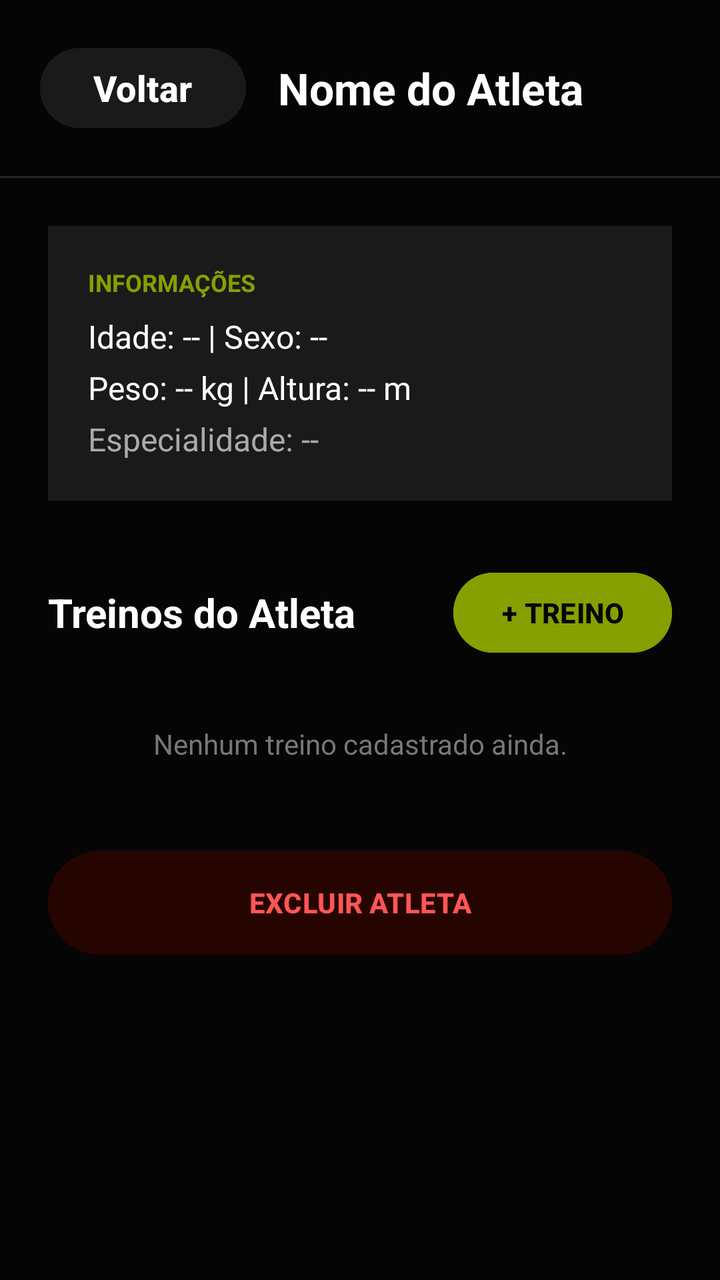
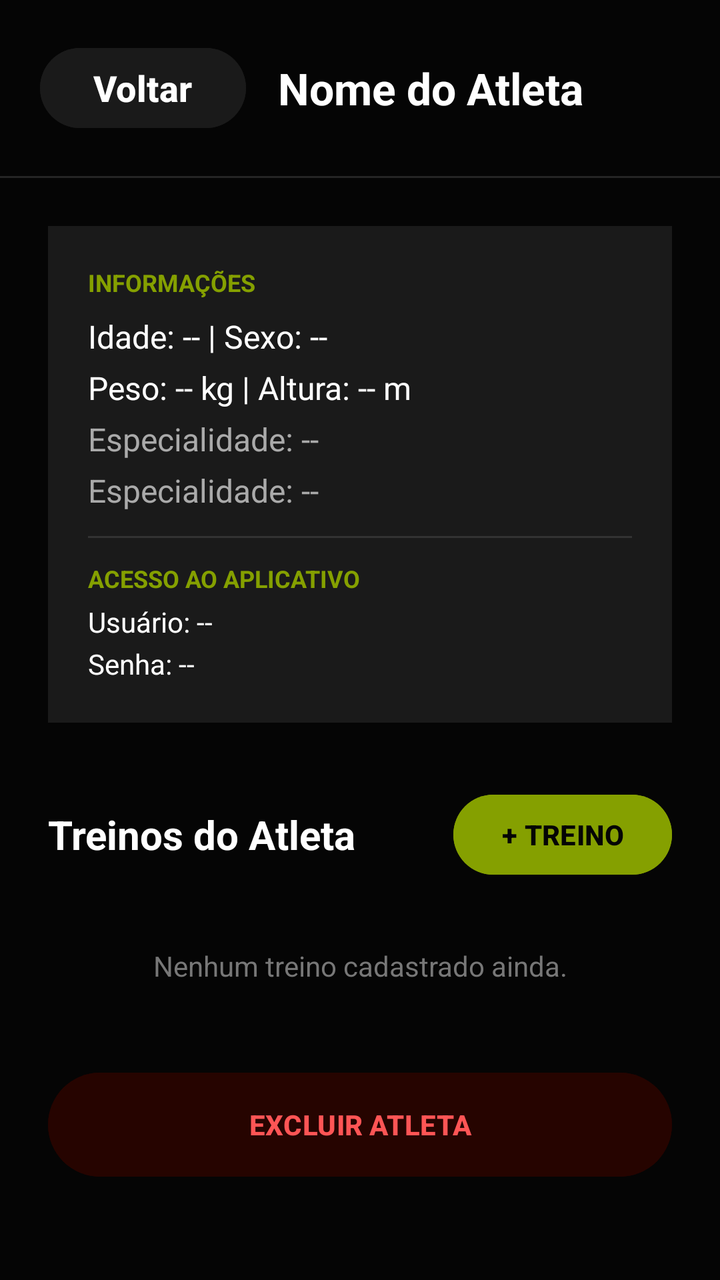

Screens rendered from an Android XML layout before and after an edit, with the pre-edit source and the edit as a unified diff.
<!-- AndroidManifest.xml: application theme Theme.ZenithApp -->
<!-- res/layout/activity_perfil_atleta.xml -->
<?xml version="1.0" encoding="utf-8"?>
<androidx.constraintlayout.widget.ConstraintLayout xmlns:android="http://schemas.android.com/apk/res/android"
    xmlns:app="http://schemas.android.com/apk/res-auto"
    xmlns:tools="http://schemas.android.com/tools"
    android:layout_width="match_parent"
    android:layout_height="match_parent"
    android:background="#050505"
    tools:context=".PerfilAtleta">

    
    <LinearLayout
        android:id="@+id/headerPerfil"
        android:layout_width="match_parent"
        android:layout_height="wrap_content"
        android:gravity="center_vertical"
        android:orientation="horizontal"
        android:padding="20dp"
        app:layout_constraintEnd_toEndOf="parent"
        app:layout_constraintStart_toStartOf="parent"
        app:layout_constraintTop_toTopOf="parent">

        <Button
            android:id="@+id/btnVoltarPerfil"
            android:layout_width="103dp"
            android:layout_height="48dp"
            android:backgroundTint="#1A1A1A"
            android:text="Voltar"
            android:textColor="#FFFFFF"
            android:textSize="18sp"
            android:textStyle="bold" />

        
        <TextView
            android:id="@+id/tvNomePerfilHeader"
            android:layout_width="wrap_content"
            android:layout_height="wrap_content"
            android:layout_marginStart="16dp"
            android:text="Nome do Atleta"
            android:textColor="#FFFFFF"
            android:textSize="22sp"
            android:textStyle="bold" />
    </LinearLayout>

    <View
        android:id="@+id/linhaDivisoria"
        android:layout_width="match_parent"
        android:layout_height="1dp"
        android:background="#252525"
        app:layout_constraintTop_toBottomOf="@+id/headerPerfil" />

    <ScrollView
        android:layout_width="match_parent"
        android:layout_height="0dp"
        android:fillViewport="true"
        app:layout_constraintBottom_toBottomOf="parent"
        app:layout_constraintTop_toBottomOf="@+id/linhaDivisoria">

        <LinearLayout
            android:layout_width="match_parent"
            android:layout_height="wrap_content"
            android:orientation="vertical"
            android:padding="24dp">

            
            <LinearLayout
                android:layout_width="match_parent"
                android:layout_height="wrap_content"
                android:background="#1A1A1A"
                android:orientation="vertical"
                android:padding="20dp">

                <TextView
                    android:layout_width="wrap_content"
                    android:layout_height="wrap_content"
                    android:text="INFORMAÇÕES"
                    android:textColor="#85A000"
                    android:textSize="12sp"
                    android:textStyle="bold" />

                <TextView
                    android:id="@+id/tvIdadeSexo"
                    android:layout_width="match_parent"
                    android:layout_height="wrap_content"
                    android:layout_marginTop="8dp"
                    android:text="Idade: -- | Sexo: --"
                    android:textColor="#FFFFFF"
                    android:textSize="16sp" />

                <TextView
                    android:id="@+id/tvPesoAltura"
                    android:layout_width="match_parent"
                    android:layout_height="wrap_content"
                    android:layout_marginTop="4dp"
                    android:text="Peso: -- kg | Altura: -- m"
                    android:textColor="#FFFFFF"
                    android:textSize="16sp" />

                <TextView
                    android:id="@+id/tvPosicao"
                    android:layout_width="match_parent"
                    android:layout_height="wrap_content"
                    android:layout_marginTop="4dp"
                    android:text="Especialidade: --"
                    android:textColor="#AAAAAA"
                    android:textSize="16sp" />
            </LinearLayout>

            
            <LinearLayout
                android:layout_width="match_parent"
                android:layout_height="wrap_content"
                android:layout_marginTop="32dp"
                android:gravity="center_vertical"
                android:orientation="horizontal">

                <TextView
                    android:layout_width="0dp"
                    android:layout_height="wrap_content"
                    android:layout_weight="1"
                    android:text="Treinos do Atleta"
                    android:textColor="#FFFFFF"
                    android:textSize="20sp"
                    android:textStyle="bold" />

                
                <Button
                    android:id="@+id/btnNovoTreino"
                    android:layout_width="wrap_content"
                    android:layout_height="48dp"
                    android:backgroundTint="#85A000"
                    android:text="+ TREINO"
                    android:textColor="#050505"
                    android:textSize="14sp"
                    android:textStyle="bold" />
            </LinearLayout>

            
            <LinearLayout
                android:id="@+id/containerTreinosPerfil"
                android:layout_width="match_parent"
                android:layout_height="wrap_content"
                android:layout_marginTop="16dp"
                android:orientation="vertical">

                <TextView
                    android:layout_width="match_parent"
                    android:layout_height="wrap_content"
                    android:layout_marginTop="16dp"
                    android:text="Nenhum treino cadastrado ainda."
                    android:textAlignment="center"
                    android:textColor="#777777"
                    android:textSize="14sp" />
            </LinearLayout>

            <Button
                android:id="@+id/btnExcluirAtleta"
                android:layout_width="match_parent"
                android:layout_height="60dp"
                android:layout_marginTop="40dp"
                android:layout_marginBottom="16dp"
                android:backgroundTint="#260400"
                android:text="EXCLUIR ATLETA"
                android:textColor="#FF5555"
                android:textSize="14sp"
                android:textStyle="bold" />

        </LinearLayout>
    </ScrollView>

</androidx.constraintlayout.widget.ConstraintLayout>
<!-- resources referenced by this layout -->
<resources>
  <style name="Theme.ZenithApp" parent="Base.Theme.ZenithApp" />
  <style name="Base.Theme.ZenithApp" parent="Theme.Material3.DayNight.NoActionBar">
          
          
      </style>
</resources>

<!-- the commit's change to res/layout/activity_perfil_atleta.xml (unified diff, before → after) -->
@@ -103,6 +103,49 @@
                     android:text="Especialidade: --"
                     android:textColor="#AAAAAA"
                     android:textSize="16sp" />
+
+                <TextView
+                    android:id="@+id/tvPosicao"
+                    android:layout_width="match_parent"
+                    android:layout_height="wrap_content"
+                    android:layout_marginTop="4dp"
+                    android:text="Especialidade: --"
+                    android:textColor="#AAAAAA"
+                    android:textSize="16sp" />
+
+                
+                <View
+                    android:layout_width="match_parent"
+                    android:layout_height="1dp"
+                    android:layout_marginVertical="12dp"
+                    android:background="#333333" />
+
+                
+                <TextView
+                    android:layout_width="wrap_content"
+                    android:layout_height="wrap_content"
+                    android:text="ACESSO AO APLICATIVO"
+                    android:textColor="#85A000"
+                    android:textSize="12sp"
+                    android:textStyle="bold" />
+
+                <TextView
+                    android:id="@+id/tvUsuarioAtleta"
+                    android:layout_width="match_parent"
+                    android:layout_height="wrap_content"
+                    android:layout_marginTop="4dp"
+                    android:text="Usuário: --"
+                    android:textColor="#FFFFFF"
+                    android:textSize="14sp" />
+
+                <TextView
+                    android:id="@+id/tvSenhaAtleta"
+                    android:layout_width="match_parent"
+                    android:layout_height="wrap_content"
+                    android:layout_marginTop="2dp"
+                    android:text="Senha: --"
+                    android:textColor="#FFFFFF"
+                    android:textSize="14sp" />
             </LinearLayout>
 
             
